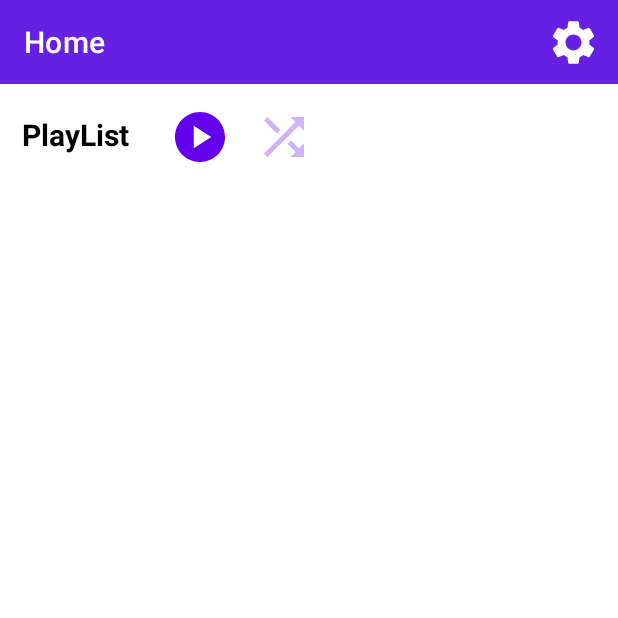
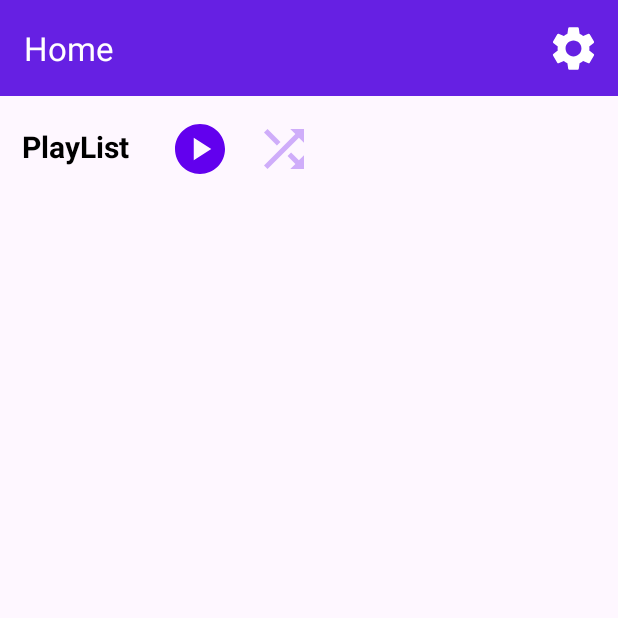
Before and after one commit to sharon1160/MusicPie2, an Android app built with Jetpack Compose: the screen it shows after launch (MainActivity), on a phone screen of 412 x 824 dp, the top half of it. Run offline under Robolectric (Android 15) with nearby library versions, the phone set to English and light mode, and no system bars.

Commit message:
feat: change to material 3

```diff
--- a/app/src/main/res/values/themes.xml
+++ b/app/src/main/res/values/themes.xml
@@ -1,6 +1,6 @@
 <resources xmlns:tools="http://schemas.android.com/tools">
     <!-- Base application theme. -->
-    <style name="Theme.MusicPie2" parent="Theme.MaterialComponents.DayNight.NoActionBar">
+    <style name="Theme.MusicPie2" parent="Theme.Material3.DayNight.NoActionBar">
         <!-- Primary brand color. -->
         <item name="colorPrimary">@color/purple_500</item>
         <item name="colorPrimaryVariant">@color/purple_700</item>
```
